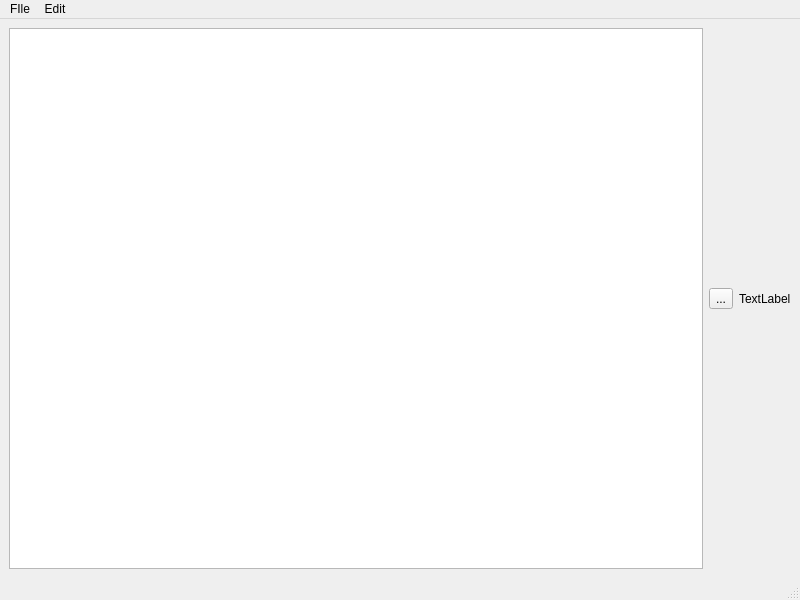
Old version of the form mainwindow.ui in the repository remsto/projet_IN204.
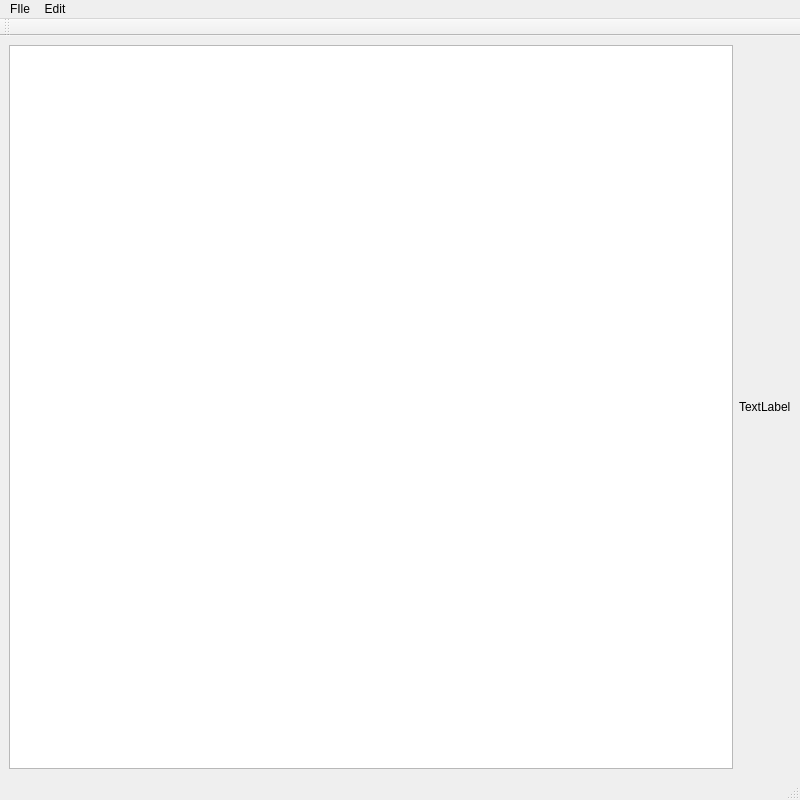
New version of the form. Custom widgets are drawn as their Qt base class.

```diff
--- a/mainwindow.ui
+++ b/mainwindow.ui
@@ -7,7 +7,7 @@
     <x>0</x>
     <y>0</y>
     <width>800</width>
-    <height>600</height>
+    <height>800</height>
    </rect>
   </property>
   <property name="windowTitle">
@@ -18,13 +18,6 @@
     <item>
      <widget class="QListWidget" name="listWidget"/>
     </item>
-    <item>
-     <widget class="QToolButton" name="toolButton">
-      <property name="text">
-       <string>...</string>
-      </property>
-     </widget>
-    </item>
     <item>
      <widget class="ImageDisplayer" name="label">
       <property name="mouseTracking">
@@ -61,6 +54,17 @@
    <addaction name="menuEdit"/>
   </widget>
   <widget class="QStatusBar" name="statusbar"/>
+  <widget class="QToolBar" name="toolBar">
+   <property name="windowTitle">
+    <string>toolBar</string>
+   </property>
+   <attribute name="toolBarArea">
+    <enum>TopToolBarArea</enum>
+   </attribute>
+   <attribute name="toolBarBreak">
+    <bool>false</bool>
+   </attribute>
+  </widget>
   <action name="actionOpen">
    <property name="text">
     <string>Open</string>
```
